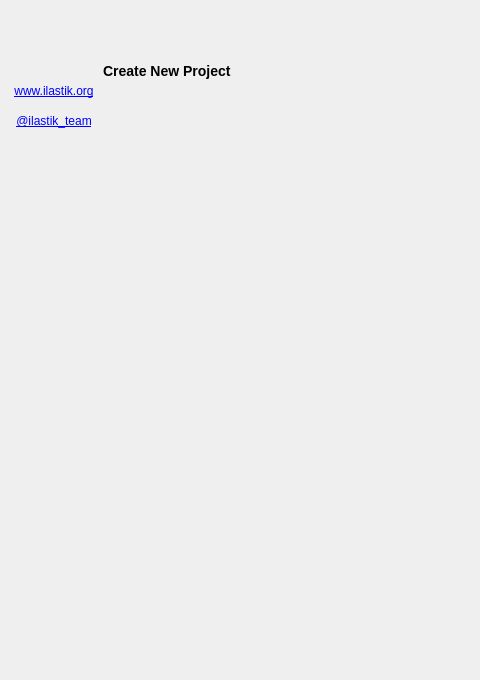
This is ilastik/shell/gui/ui/ilastikShell.ui in ilastik/ilastik as Qt 5 draws it before an edit; both pictures show x 0 to 480 and y 0 to 680 of the 1000 by 680 pixel window. The edited form follows.
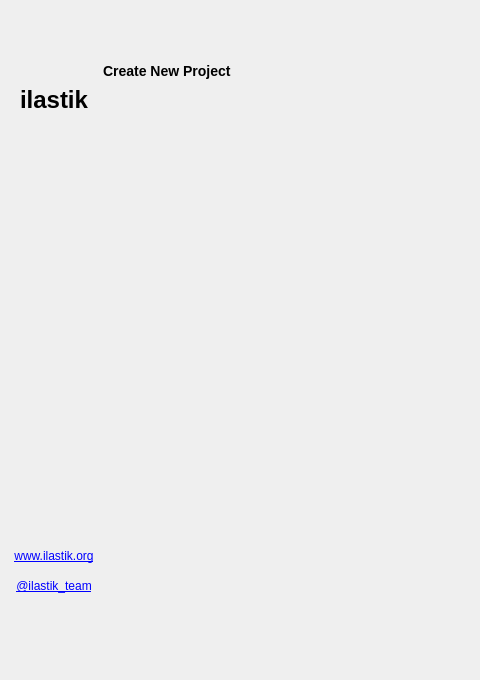
This is the edited form. Icons and pictures are not drawn. Custom widgets are drawn as their Qt base class.

Commit message:
Rearrange logo and use 2-line filepath buttons
* Add the "ilastik" title above logo
* Move links to the bottom
* Break file path and workflow into 2 lines

```diff
--- a/ilastik/shell/gui/ui/ilastikShell.ui
+++ b/ilastik/shell/gui/ui/ilastikShell.ui
@@ -102,6 +102,48 @@
              </property>
              <item>
               <layout class="QVBoxLayout" name="verticalLayout_6">
+               <item>
+                <spacer name="verticalSpacer_5">
+                 <property name="orientation">
+                  <enum>Qt::Vertical</enum>
+                 </property>
+                 <property name="sizeType">
+                  <enum>QSizePolicy::Fixed</enum>
+                 </property>
+                 <property name="sizeHint" stdset="0">
+                  <size>
+                   <width>20</width>
+                   <height>32</height>
+                  </size>
+                 </property>
+                </spacer>
+               </item>
+               <item>
+                <widget class="QLabel" name="appNameLabel">
+                 <property name="text">
+                  <string>&lt;h1&gt;ilastik&lt;/h1&gt;</string>
+                 </property>
+                 <property name="alignment">
+                  <set>Qt::AlignCenter</set>
+                 </property>
+                </widget>
+               </item>
+               <item>
+                <spacer name="verticalSpacer">
+                 <property name="orientation">
+                  <enum>Qt::Vertical</enum>
+                 </property>
+                 <property name="sizeType">
+                  <enum>QSizePolicy::Fixed</enum>
+                 </property>
+                 <property name="sizeHint" stdset="0">
+                  <size>
+                   <width>20</width>
+                   <height>32</height>
+                  </size>
+                 </property>
+                </spacer>
+               </item>
                <item>
                 <widget class="QLabel" name="label">
                  <property name="maximumSize">
@@ -122,6 +164,9 @@
                  <property name="scaledContents">
                   <bool>true</bool>
                  </property>
+                 <property name="alignment">
+                  <set>Qt::AlignCenter</set>
+                 </property>
                 </widget>
                </item>
                <item>
@@ -129,13 +174,10 @@
                  <property name="orientation">
                   <enum>Qt::Vertical</enum>
                  </property>
-                 <property name="sizeType">
-                  <enum>QSizePolicy::Minimum</enum>
-                 </property>
                  <property name="sizeHint" stdset="0">
                   <size>
-                   <width>20</width>
-                   <height>16</height>
+                   <width>0</width>
+                   <height>0</height>
                   </size>
                  </property>
                 </spacer>
@@ -154,12 +196,12 @@
                 </widget>
                </item>
                <item>
-                <spacer name="verticalSpacer_5">
+                <spacer name="verticalSpacer_9">
                  <property name="orientation">
                   <enum>Qt::Vertical</enum>
                  </property>
                  <property name="sizeType">
-                  <enum>QSizePolicy::Minimum</enum>
+                  <enum>QSizePolicy::Fixed</enum>
                  </property>
                  <property name="sizeHint" stdset="0">
                   <size>
@@ -183,14 +225,17 @@
                 </widget>
                </item>
                <item>
-                <spacer name="verticalSpacer">
+                <spacer name="verticalSpacer_10">
                  <property name="orientation">
                   <enum>Qt::Vertical</enum>
                  </property>
+                 <property name="sizeType">
+                  <enum>QSizePolicy::Fixed</enum>
+                 </property>
                  <property name="sizeHint" stdset="0">
                   <size>
                    <width>20</width>
-                   <height>40</height>
+                   <height>16</height>
                   </size>
                  </property>
                 </spacer>
```
The commit also changes 2 other files.
